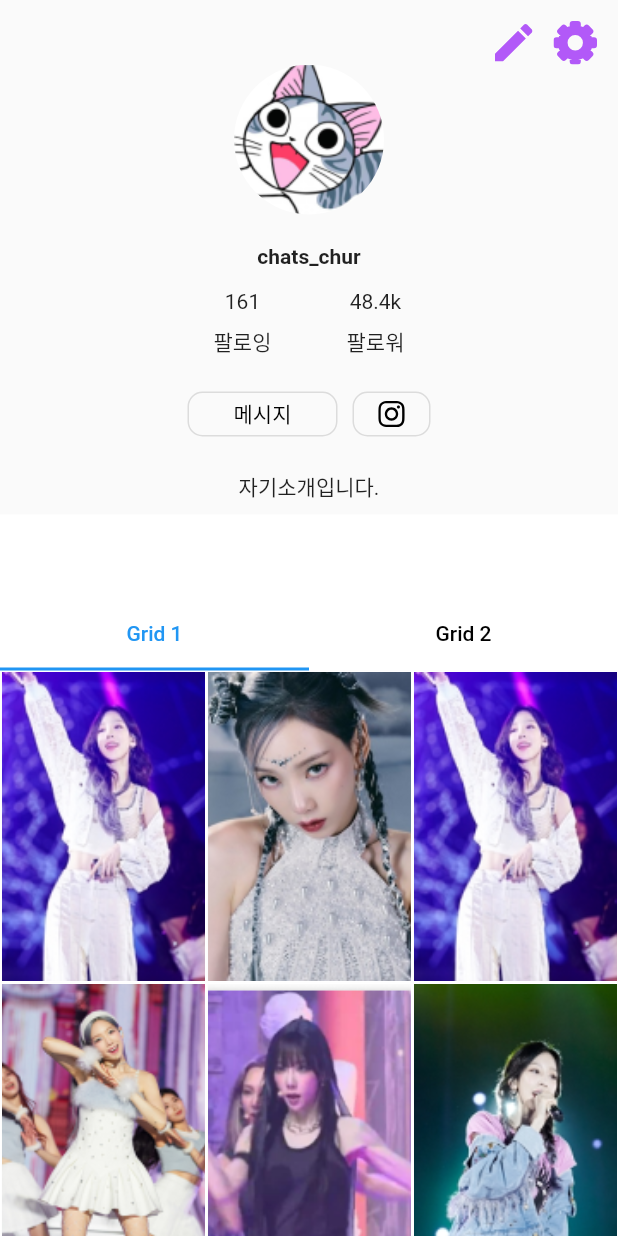
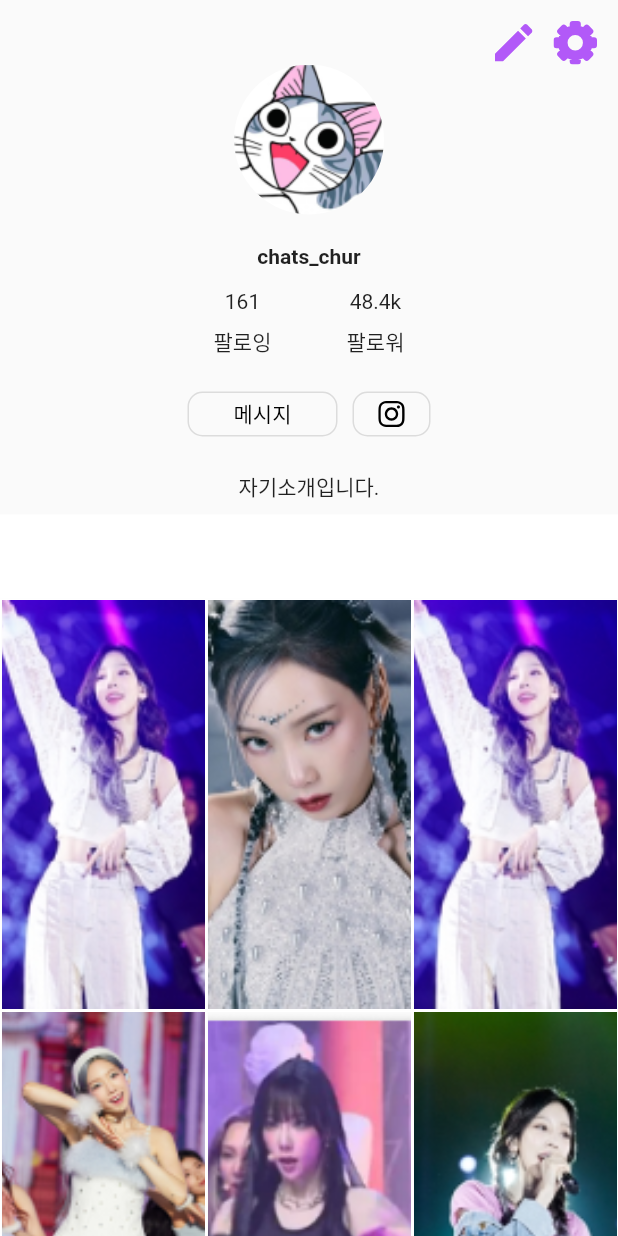
Before and after one commit to 2023-HATCH/hatch-flutter-app-2023, a Flutter app: the ProfileScreen screen opened directly, on a phone screen of 412 x 824 dp. Run offline on Flutter 3.47's test engine with Material 2 defaults, Android fonts, the phone set to English and light mode, and no system bars; our stand-ins replace animated_bottom_navigation_bar, audioplayers, camera, dio, flutter_secure_storage, flutter_spinkit and 3 more; missing offline and left inert: audio_session, google_mlkit_commons, google_mlkit_pose_detection, kakao_flutter_sdk_user; accounts and stored records are empty; network calls fail; Roboto replaces fonts that are missing (GmarketSans); project files that could hold a hidden picture were left out.

Commit message:
:art: [ui] 프로필 UI 구현. tabBar 없으면 기능 잘 됨 (HH-218)

```diff
--- a/lib/ui/screen/profile_screen.dart
+++ b/lib/ui/screen/profile_screen.dart
@@ -1,6 +1,5 @@
 import 'package:flutter/material.dart';
 import 'package:flutter_svg/flutter_svg.dart';
-import 'package:pocket_pose/config/app_color.dart';
 import 'package:pocket_pose/data/local/provider/auth_provider.dart';
 import 'package:pocket_pose/ui/widget/profile/profile_infomation_widget.dart';
 
@@ -14,8 +13,6 @@ class ProfileScreen extends StatefulWidget {
 class _ProfileScreenState extends State<ProfileScreen>
     with SingleTickerProviderStateMixin {
   late AuthProvider authProvider;
-  late TabController _tabController;
-  late Color selectedLineColor;
 
   final List<String> _videoImagePath = [
     "profile_video_0",
@@ -67,20 +64,6 @@ class _ProfileScreenState extends State<ProfileScreen>
     "profile_video_10",
     "profile_video_11",
   ];
-
-  @override
-  void initState() {
-    super.initState();
-    _tabController = TabController(length: 2, vsync: this);
-    selectedLineColor = AppColor.purpleColor; // 선택된 탭의 줄 색상
-  }
-
-  @override
-  void dispose() {
-    _tabController.dispose();
-    super.dispose();
-  }
-
   @override
   Widget build(BuildContext context) {
     return Scaffold(
@@ -113,26 +96,16 @@ class _ProfileScreenState extends State<ProfileScreen>
                       ),
                   childCount: 1),
             ),
-          SliverAppBar(
+            const SliverAppBar(
               pinned: true,
               backgroundColor: Colors.white,
-            title: const Row(
+              title: Row(
                 mainAxisAlignment: MainAxisAlignment.spaceEvenly,
                 mainAxisSize: MainAxisSize.max,
                 children: <Widget>[
                   Icon(Icons.dashboard),
                   Icon(Icons.tv),
                   Icon(Icons.person),
-              ],
-            ),
-            bottom: TabBar(
-              controller: _tabController,
-              indicatorColor: Colors.blue,
-              labelColor: Colors.blue,
-              unselectedLabelColor: Colors.black,
-              tabs: const [
-                Tab(text: 'Grid 1'),
-                Tab(text: 'Grid 2'),
                 ],
               ),
             ),
@@ -144,22 +117,17 @@ class _ProfileScreenState extends State<ProfileScreen>
             //   },
             //   initialItemCount: 100,
             // ),
-          SliverFillRemaining(
-            child: TabBarView(
-              controller: _tabController,
-              children: [
-                Builder(
-                  builder: (context) => CustomScrollView(
-                    slivers: [
-                      SliverGrid(
+            SliverAnimatedGrid(
+              initialItemCount: _videoImagePath.length,
               gridDelegate: SliverGridDelegateWithFixedCrossAxisCount(
                 crossAxisCount: 3,
                 childAspectRatio: MediaQuery.of(context).size.width /
-                              (MediaQuery.of(context).size.height - 200),
+                    (MediaQuery.of(context).size.height),
               ),
-                        delegate: SliverChildBuilderDelegate(
-                          (context, index) {
-                            return Container(
+              itemBuilder: (context, index, animation) {
+                return ScaleTransition(
+                  scale: animation,
+                  child: Container(
                     decoration: BoxDecoration(
                       border: Border.all(
                         color: Colors.white,
@@ -170,52 +138,16 @@ class _ProfileScreenState extends State<ProfileScreen>
                       "assets/images/${_videoImagePath[index]}.png",
                       fit: BoxFit.cover,
                     ),
+                  ),
                 );
               },
-                          childCount: _videoImagePath.length,
-                        ),
             ),
           ],
         ),
       ),
-                Builder(
-                  builder: (context) => CustomScrollView(
-                    slivers: [
-                      SliverGrid(
-                        gridDelegate: SliverGridDelegateWithFixedCrossAxisCount(
-                          crossAxisCount: 3,
-                          childAspectRatio: MediaQuery.of(context).size.width /
-                              (MediaQuery.of(context).size.height - 200),
-                        ),
-                        delegate: SliverChildBuilderDelegate(
-                          (context, index) {
-                            return Container(
-                              decoration: BoxDecoration(
-                                border: Border.all(
-                                  color: Colors.white,
-                                  width: 1,
-                                ),
-                              ),
-                              child: Image.asset(
-                                "assets/images/${_videoImagePath[index]}.png",
-                                fit: BoxFit.cover,
-                              ),
     );
-                          },
-                          childCount: _videoImagePath.length,
-                        ),
-                      ),
-                    ],
-                  ),
-                ),
-              ],
-            ),
-          ),
-        ],
-      ),
-    ));
   }
-}
+
   // @override
   // Widget build(BuildContext context) {
   //   authProvider = Provider.of<AuthProvider>(context);
@@ -251,3 +183,4 @@ class _ProfileScreenState extends State<ProfileScreen>
   //       //토큰이 존재하지 않는 경우
   //       : const NotLoginWidget();
   // }
+}
```
Lines whose indentation alone changed are shown as unchanged.
